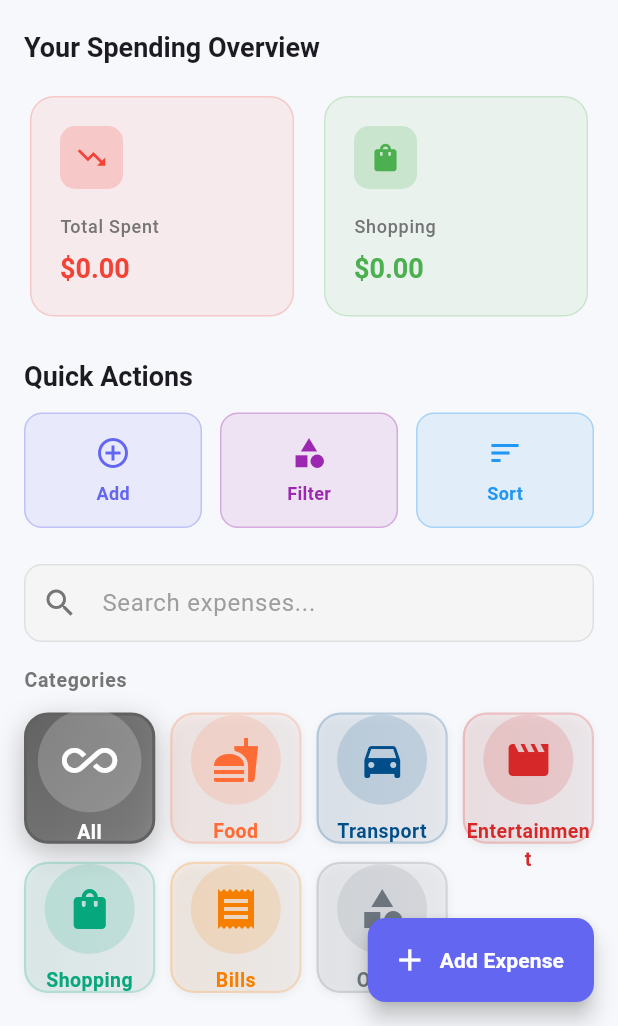
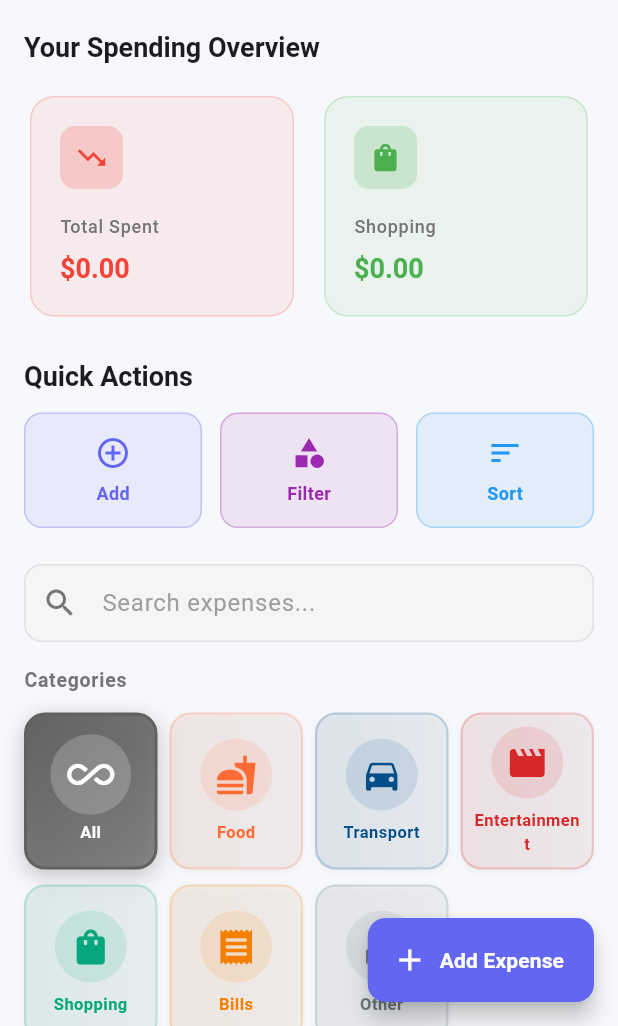
Before and after one commit to Nahidliton/flutter_final_project, a Flutter app: the screen it shows after launch, on a phone screen of 412 x 824 dp, the part 210-1236 px from its top. Run offline on Flutter 3.47's test engine with Material 3 defaults, Android fonts, the light colour scheme and no system bars; our stand-ins replace cloud_firestore, firebase_core; accounts and stored records are empty.

Commit message:
feat(ui): add category display card widget with animated icons in 4-column grid

```diff
--- a/final_project_mobile_app/lib/screens/home_screen.dart
+++ b/final_project_mobile_app/lib/screens/home_screen.dart
@@ -5,7 +5,8 @@ import 'package:provider/provider.dart';
 import 'package:intl/intl.dart';
 import '../providers/expense_provider.dart';
 import '../widgets/expense_card.dart';
-import '../widgets/category_card.dart';
+import '../widgets/category_filter_chip.dart';
+import '../widgets/category_display_card.dart';
 import '../widgets/stats_card.dart';
 import 'add_edit_expense_screen.dart';
 import '../utils/constants.dart';
@@ -363,18 +364,13 @@ class _HomeScreenState extends State<HomeScreen> {
                     fontWeight: FontWeight.bold,
                   ),
             ),
-            const SizedBox(height: 20),
-            GridView.count(
-              crossAxisCount: 4,
-              shrinkWrap: true,
-              physics: const NeverScrollableScrollPhysics(),
-              mainAxisSpacing: 12,
-              crossAxisSpacing: 10,
+            const SizedBox(height: 16),
+            SingleChildScrollView(
+              scrollDirection: Axis.horizontal,
+              child: Row(
                 children: [
-                CategoryCard(
+                  CategoryFilterChip(
                     label: 'All',
-                  icon: Icons.all_inclusive,
-                  color: Colors.grey.shade700,
                     isSelected: provider.categoryFilter == null,
                     onTap: () {
                       provider.setCategoryFilter(null);
@@ -382,10 +378,10 @@ class _HomeScreenState extends State<HomeScreen> {
                     },
                   ),
                   ...kExpenseCategories.map((category) {
-                  return CategoryCard(
+                    return CategoryFilterChip(
                       label: category,
-                    icon: kCategoryIcons[category]!,
-                    color: kCategoryColors[category]!,
+                      color: kCategoryColors[category],
+                      icon: kCategoryIcons[category],
                       isSelected: provider.categoryFilter == category,
                       onTap: () {
                         provider.setCategoryFilter(category);
@@ -394,6 +390,7 @@ class _HomeScreenState extends State<HomeScreen> {
                     );
                   }).toList(),
                 ],
+              ),
             ),
           ],
         ),
@@ -528,10 +525,11 @@ class _HomeScreenState extends State<HomeScreen> {
           crossAxisCount: 4,
           shrinkWrap: true,
           physics: const NeverScrollableScrollPhysics(),
-          mainAxisSpacing: 12,
-          crossAxisSpacing: 10,
+          mainAxisSpacing: 10,
+          crossAxisSpacing: 8,
+          childAspectRatio: 0.85,
           children: [
-            CategoryCard(
+            CategoryDisplayCard(
               label: 'All',
               icon: Icons.all_inclusive,
               color: Colors.grey.shade700,
@@ -539,7 +537,7 @@ class _HomeScreenState extends State<HomeScreen> {
               onTap: () => provider.setCategoryFilter(null),
             ),
             ...kExpenseCategories.map((category) {
-              return CategoryCard(
+              return CategoryDisplayCard(
                 label: category,
                 icon: kCategoryIcons[category]!,
                 color: kCategoryColors[category]!,
--- /dev/null
+++ b/final_project_mobile_app/lib/widgets/category_display_card.dart
@@ -0,0 +1,98 @@
+// lib/widgets/category_display_card.dart
+
+import 'package:flutter/material.dart';
+
+class CategoryDisplayCard extends StatelessWidget {
+  final String label;
+  final IconData icon;
+  final Color color;
+  final bool isSelected;
+  final VoidCallback onTap;
+
+  const CategoryDisplayCard({
+    required this.label,
+    required this.icon,
+    required this.color,
+    required this.isSelected,
+    required this.onTap,
+    super.key,
+  });
+
+  @override
+  Widget build(BuildContext context) {
+    return GestureDetector(
+      onTap: onTap,
+      child: AnimatedContainer(
+        duration: const Duration(milliseconds: 250),
+        decoration: BoxDecoration(
+          gradient: isSelected
+              ? LinearGradient(
+                  colors: [color, color.withOpacity(0.7)],
+                  begin: Alignment.topLeft,
+                  end: Alignment.bottomRight,
+                )
+              : LinearGradient(
+                  colors: [color.withOpacity(0.08), color.withOpacity(0.03)],
+                ),
+          borderRadius: BorderRadius.circular(14),
+          border: Border.all(
+            color: isSelected ? color : color.withOpacity(0.2),
+            width: isSelected ? 2 : 1.5,
+          ),
+          boxShadow: isSelected
+              ? [
+                  BoxShadow(
+                    color: color.withOpacity(0.35),
+                    blurRadius: 12,
+                    offset: const Offset(0, 4),
+                  )
+                ]
+              : [
+                  BoxShadow(
+                    color: Colors.black.withOpacity(0.04),
+                    blurRadius: 3,
+                    offset: const Offset(0, 1),
+                  )
+                ],
+        ),
+        child: Column(
+          mainAxisAlignment: MainAxisAlignment.center,
+          children: [
+            AnimatedScale(
+              scale: isSelected ? 1.12 : 1.0,
+              duration: const Duration(milliseconds: 250),
+              child: Container(
+                padding: const EdgeInsets.all(10),
+                decoration: BoxDecoration(
+                  shape: BoxShape.circle,
+                  color: isSelected ? Colors.white.withOpacity(0.2) : color.withOpacity(0.12),
+                ),
+                child: Icon(
+                  icon,
+                  size: 28,
+                  color: isSelected ? Colors.white : color,
+                ),
+              ),
+            ),
+            const SizedBox(height: 6),
+            Padding(
+              padding: const EdgeInsets.symmetric(horizontal: 6),
+              child: Text(
+                label,
+                textAlign: TextAlign.center,
+                maxLines: 2,
+                overflow: TextOverflow.ellipsis,
+                style: TextStyle(
+                  fontSize: 11,
+                  fontWeight: FontWeight.w700,
+                  color: isSelected ? Colors.white : color,
+                  letterSpacing: 0.3,
+                ),
+              ),
+            ),
+          ],
+        ),
+      ),
+    );
+  }
+}
```
Lines whose indentation alone changed are shown as unchanged.
